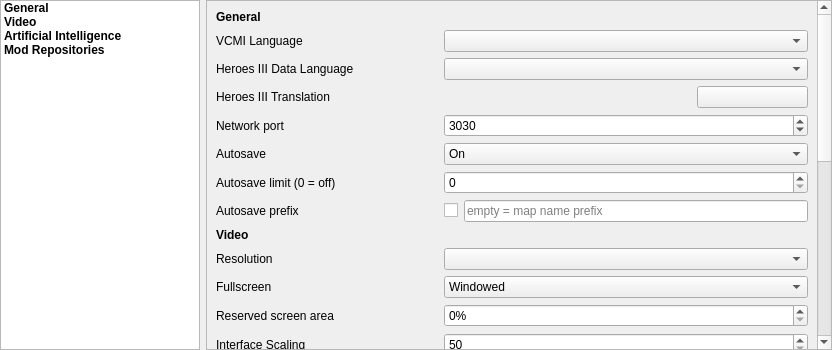
The window that launcher/settingsView/csettingsview_moc.ui (vcmi/vcmi) describes before a commit, drawn with Qt 5.
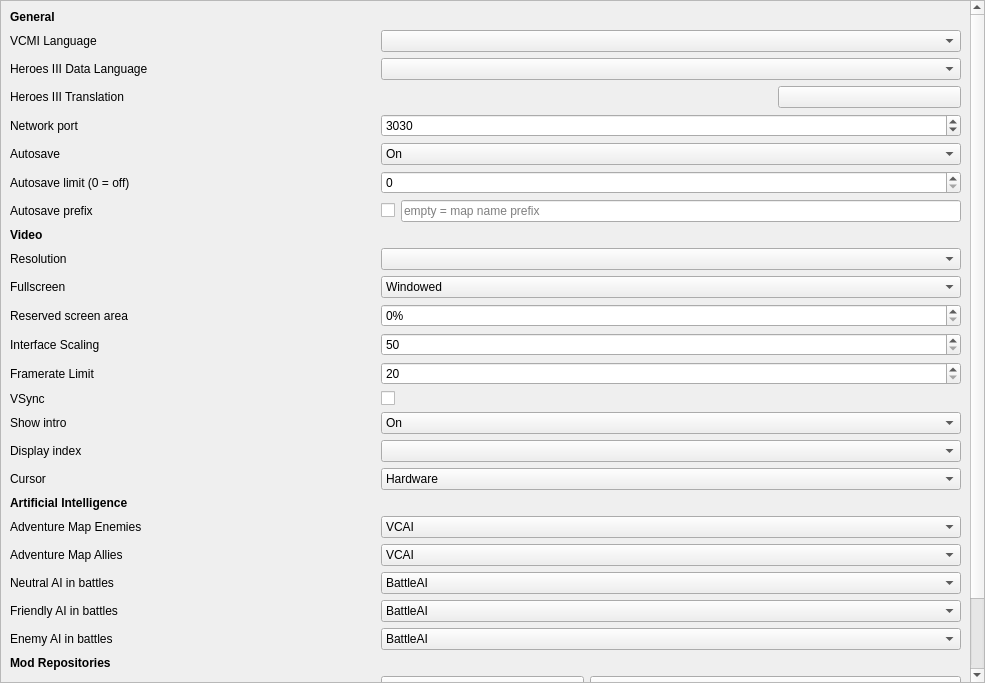
The same window after the commit.

Commit message: remove left list in settings

Diff of the .ui file:
```diff
--- a/launcher/settingsView/csettingsview_moc.ui
+++ b/launcher/settingsView/csettingsview_moc.ui
@@ -6,8 +6,8 @@
    <rect>
     <x>0</x>
     <y>0</y>
-    <width>832</width>
-    <height>350</height>
+    <width>985</width>
+    <height>683</height>
    </rect>
   </property>
   <property name="windowTitle">
@@ -26,65 +26,6 @@
    <property name="bottomMargin">
     <number>0</number>
    </property>
-   <item>
-    <widget class="QListWidget" name="listWidgetSettings">
-     <property name="sizePolicy">
-      <sizepolicy hsizetype="Fixed" vsizetype="Expanding">
-       <horstretch>1</horstretch>
-       <verstretch>0</verstretch>
-      </sizepolicy>
-     </property>
-     <property name="minimumSize">
-      <size>
-       <width>200</width>
-       <height>0</height>
-      </size>
-     </property>
-     <property name="font">
-      <font>
-       <bold>true</bold>
-      </font>
-     </property>
-     <property name="verticalScrollBarPolicy">
-      <enum>Qt::ScrollBarAlwaysOff</enum>
-     </property>
-     <property name="horizontalScrollBarPolicy">
-      <enum>Qt::ScrollBarAlwaysOff</enum>
-     </property>
-     <property name="autoScroll">
-      <bool>false</bool>
-     </property>
-     <property name="editTriggers">
-      <set>QAbstractItemView::NoEditTriggers</set>
-     </property>
-     <property name="selectionBehavior">
-      <enum>QAbstractItemView::SelectRows</enum>
-     </property>
-     <property name="spacing">
-      <number>4</number>
-     </property>
-     <item>
-      <property name="text">
-       <string>General</string>
-      </property>
-     </item>
-     <item>
-      <property name="text">
-       <string>Video</string>
-      </property>
-     </item>
-     <item>
-      <property name="text">
-       <string>Artificial Intelligence</string>
-      </property>
-     </item>
-     <item>
-      <property name="text">
-       <string>Mod Repositories</string>
-      </property>
-     </item>
-    </widget>
-   </item>
    <item>
     <widget class="QScrollArea" name="settingsScrollArea">
      <property name="sizePolicy">
@@ -106,9 +47,9 @@
       <property name="geometry">
        <rect>
         <x>0</x>
-        <y>-356</y>
-        <width>610</width>
-        <height>873</height>
+        <y>0</y>
+        <width>970</width>
+        <height>895</height>
        </rect>
       </property>
       <layout class="QGridLayout" name="gridLayout" columnstretch="2,0,1,1,1">
```
